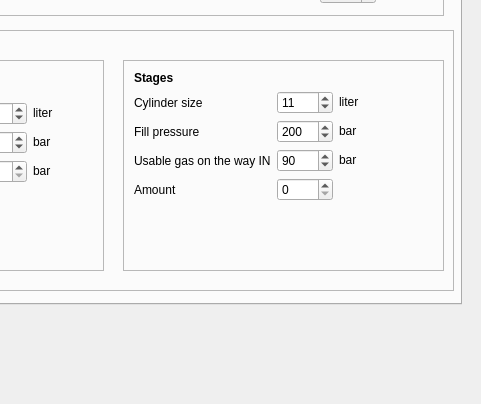
This is mainwindow.ui in FlipVernooij/DPV_diveplanner as Qt 5 draws it before an edit; both pictures show x 259 to 740 and y 296 to 700 of the 740 by 700 pixel window. The edited form follows.
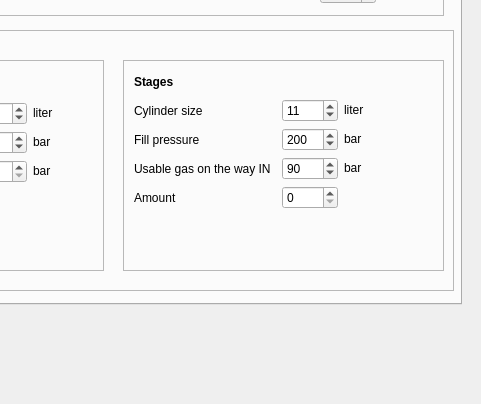
This is the edited form. The open tabs and pages were chosen to show the change. Icons and pictures are not drawn.

What changed in the file:
```diff
--- a/mainwindow.ui
+++ b/mainwindow.ui
@@ -356,7 +356,15 @@
        <property name="frameShadow">
         <enum>QFrame::Raised</enum>
        </property>
-       <widget class="QWidget" name="">
+       <widget class="QWidget" name="layoutWidget">
+        <property name="geometry">
+         <rect>
+          <x>0</x>
+          <y>0</y>
+          <width>282</width>
+          <height>160</height>
+         </rect>
+        </property>
         <layout class="QVBoxLayout" name="verticalLayout_3">
          <item>
           <widget class="QLabel" name="label_header_stages">
```
Left out of the diff: 12 changed lines with no effect on the pictures.
